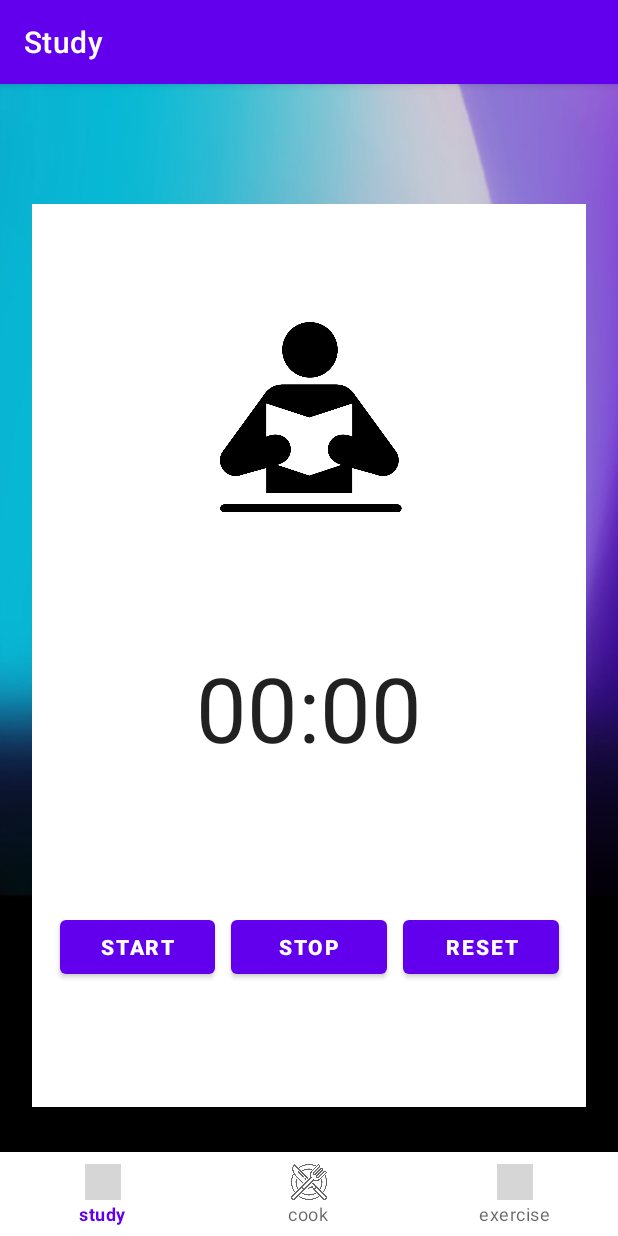
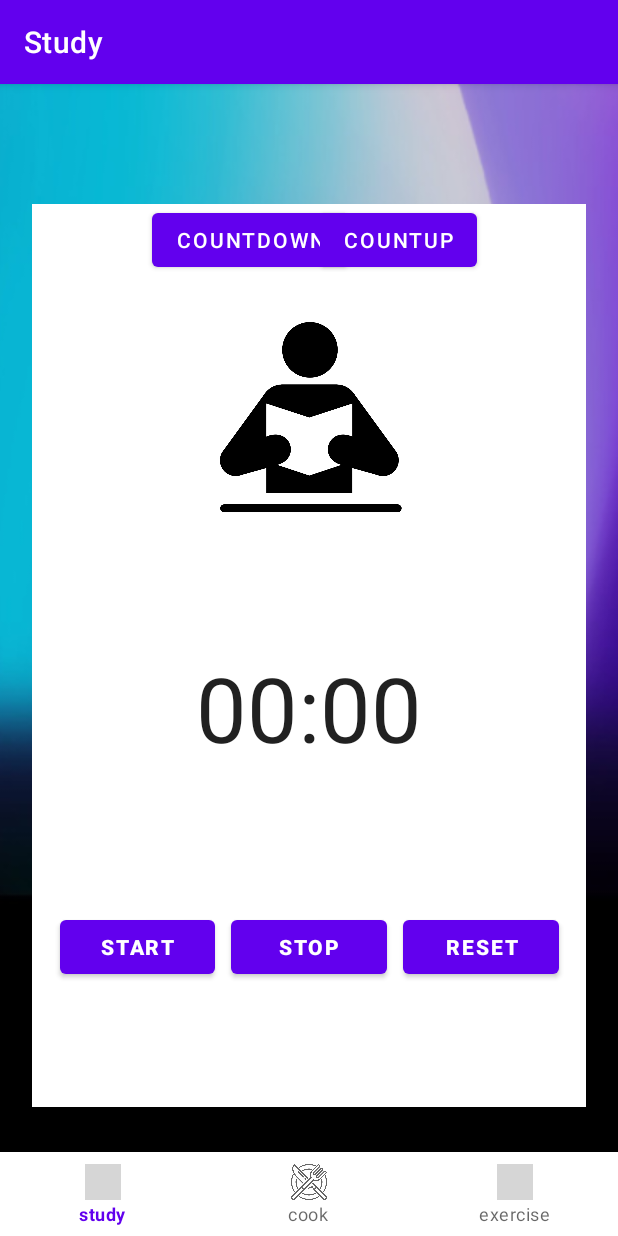
Before and after one commit to choikt/-Object-Oriented-PJ, an Android app: the screen it shows after launch (MainActivity), on a phone screen of 412 x 824 dp. Run offline under Robolectric (Android 15) with nearby library versions, the phone set to English and light mode, and no system bars; our stand-ins replace navigation-ui; grey boxes are pictures that could not be loaded.

Commit message:
feat: study fragment 버튼 두개 생성 + 파일 생성

```diff
--- /dev/null
+++ b/app/src/main/java/com/example/object_oriented_pj_10/Study/CountDownFragment.kt
@@ -0,0 +1,4 @@
+package com.example.object_oriented_pj_10.Study
+
+class CountDownFragment {
+}
--- a/app/src/main/java/com/example/object_oriented_pj_10/StudyFragment.kt
+++ b/app/src/main/java/com/example/object_oriented_pj_10/Study/StudyFragment.kt
@@ -1,8 +1,7 @@
-package com.example.object_oriented_pj_10
+package com.example.object_oriented_pj_10.Study
 
 import android.os.Bundle
 import android.os.SystemClock
-import android.view.KeyEvent
 import androidx.fragment.app.Fragment
 import android.view.LayoutInflater
 import android.view.View
--- a/app/src/main/res/layout/fragment_study.xml
+++ b/app/src/main/res/layout/fragment_study.xml
@@ -5,7 +5,7 @@
     android:id="@+id/frameLayout"
     android:layout_width="match_parent"
     android:layout_height="match_parent"
-    tools:context=".StudyFragment">
+    tools:context=".Study.StudyFragment">
 
     <!-- TODO: Update blank fragment layout -->
 
@@ -74,5 +74,25 @@
         app:layout_constraintStart_toStartOf="parent"
         app:layout_constraintTop_toBottomOf="@+id/study_person" />
 
+    <Button
+        android:id="@+id/btn_countdown"
+        android:layout_width="wrap_content"
+        android:layout_height="wrap_content"
+        android:layout_marginStart="80dp"
+        android:text="CountDown"
+        app:layout_constraintStart_toStartOf="parent"
+        tools:layout_editor_absoluteY="16dp" />
+
+    <Button
+        android:id="@+id/btn_countup"
+        android:layout_width="wrap_content"
+        android:layout_height="wrap_content"
+        android:layout_marginEnd="80dp"
+        android:text="CountUp"
+        app:layout_constraintEnd_toEndOf="parent"
+        app:layout_constraintHorizontal_bias="0.73"
+        app:layout_constraintStart_toEndOf="@+id/btn_countdown"
+        tools:layout_editor_absoluteY="16dp" />
+
 
 </androidx.constraintlayout.widget.ConstraintLayout>
--- a/app/src/main/res/navigation/nav_main.xml
+++ b/app/src/main/res/navigation/nav_main.xml
@@ -7,7 +7,7 @@
 
     <fragment
         android:id="@+id/studyFragment"
-        android:name="com.example.object_oriented_pj_10.StudyFragment"
+        android:name="com.example.object_oriented_pj_10.Study.StudyFragment"
         android:label="Study"
         tools:layout="@layout/fragment_study" />
     <fragment
```
